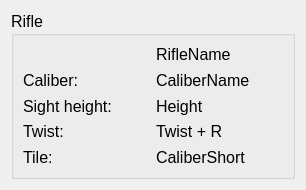
The window that ui_templates/catalog_rifle_info.ui (o-murphy/archer_ballistics_constructor) describes before a commit, drawn with Qt 5.
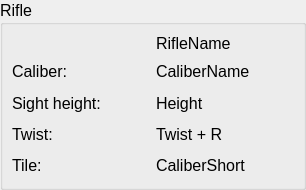
The same window after the commit.

What changed in the file:
```diff
--- a/ui_templates/catalog_rifle_info.ui
+++ b/ui_templates/catalog_rifle_info.ui
@@ -20,6 +20,21 @@
    <string>Form</string>
   </property>
   <layout class="QGridLayout" name="gridLayout">
+   <property name="leftMargin">
+    <number>0</number>
+   </property>
+   <property name="topMargin">
+    <number>0</number>
+   </property>
+   <property name="rightMargin">
+    <number>0</number>
+   </property>
+   <property name="bottomMargin">
+    <number>0</number>
+   </property>
+   <property name="spacing">
+    <number>0</number>
+   </property>
    <item row="0" column="0">
     <widget class="QGroupBox" name="rifleGroupBox">
      <property name="sizePolicy">
```
